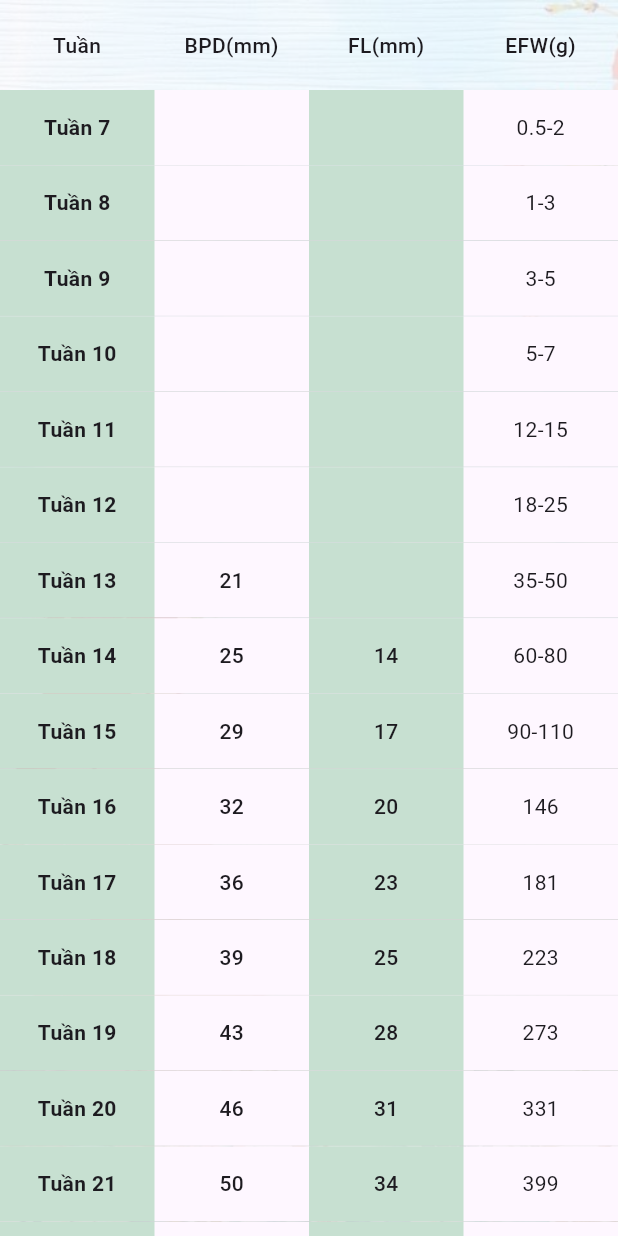
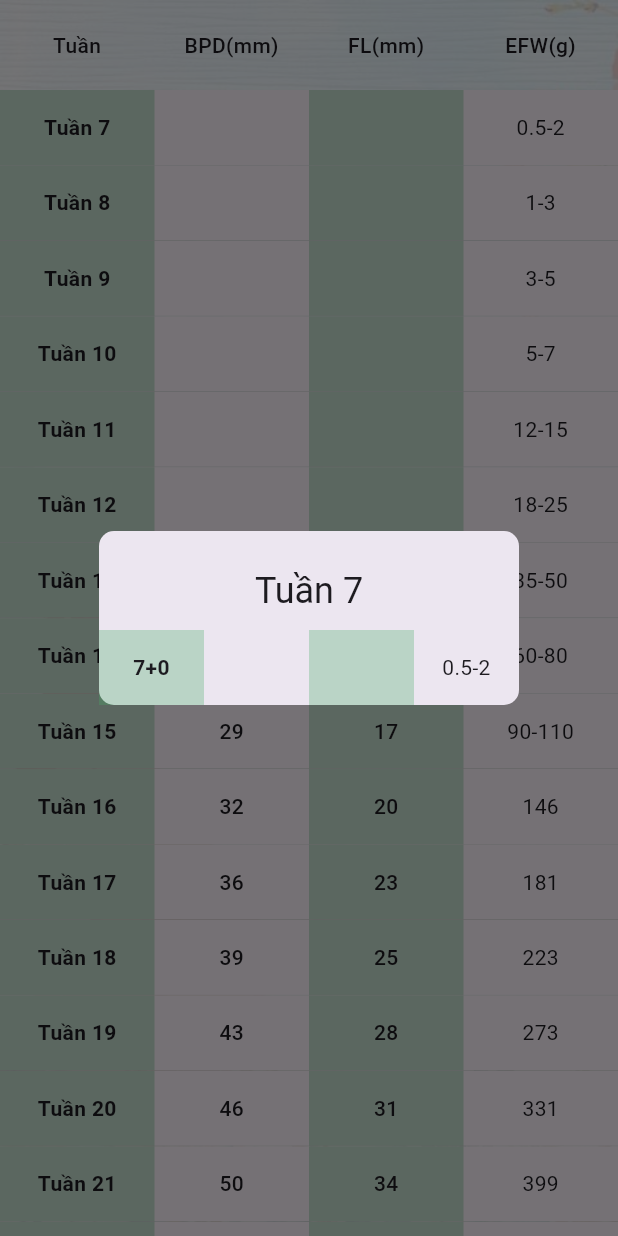
Before and after one commit to lighthouse2403/pregnancy_flutter, a Flutter app: the Index widget shown alone on an empty page, opened directly, after a tap on an icon or button, on a phone screen of 412 x 824 dp. Run offline on Flutter 3.47's test engine with Material 3 defaults, Android fonts, the phone set to English and light mode, and no system bars; our stand-ins replace bloc, cloud_firestore, device_info, equatable, firebase_analytics, firebase_core and 9 more; missing offline and left inert: audio_session; accounts and stored records are empty.

Commit message:
no message

```diff
--- a/lib/index/components/index_row.dart
+++ b/lib/index/components/index_row.dart
@@ -17,10 +17,7 @@ class _IndexRowState extends BaseStatefulState<IndexRow> {
 
   @override
   Widget? buildBody() {
-    return InkWell(
-      onTap: () {},
-      child: Container(
-        child: Row(
+    return Row(
       children: [
         Expanded(
             flex: 1,
@@ -53,8 +50,6 @@ class _IndexRowState extends BaseStatefulState<IndexRow> {
             child: Text('${widget.index?.efwAverage}').center()
         )
       ],
-        ),
-      ),
     );
   }
 }
--- a/lib/index/index.dart
+++ b/lib/index/index.dart
@@ -109,9 +109,12 @@ class _IndexState extends BaseStatefulState<Index> {
         itemBuilder: (context, i) {
           List<IndexModel> weekDetail = _indexBloc.indexList.where((element) => element.id == i + 7).toList();
           IndexModel? firstWeekDetail = weekDetail.first;
-          return SizedBox(
+          return InkWell(
+            onTap: () => _weekDetail(context, i),
+            child: SizedBox(
               height: 50,
               child: IndexRow(index: firstWeekDetail),
+            ),
           );
         },
         separatorBuilder: (BuildContext context, int index) {
@@ -170,19 +173,26 @@ class _IndexState extends BaseStatefulState<Index> {
     return showDialog<void>(
       context: context,
       builder: (BuildContext context) {
-        return Container(
-          color: Colors.white,
-          alignment: Alignment.center,
-          margin: const EdgeInsets.symmetric(horizontal: 16),
-          decoration: const BoxDecoration(
-            borderRadius: BorderRadius.all(Radius.circular(6))
+        return AlertDialog(
+          shape: RoundedRectangleBorder(
+            borderRadius: BorderRadius.all(
+              Radius.circular(
+                10.0,
               ),
+            ),
+          ),
+          contentPadding: EdgeInsets.only(
+            top: 10.0,
+          ),
+          title: Text('Tuần ${index + 7}').center(),
+          content: Container(
               child: Column(
                 crossAxisAlignment: CrossAxisAlignment.center,
                 mainAxisSize: MainAxisSize.min,
                 mainAxisAlignment: MainAxisAlignment.start,
                 children: childrens,
               )
+          ),
         );
       },
     );
```
Lines whose indentation alone changed are shown as unchanged.
